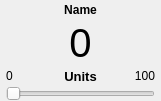
This is gui/toolsettings/toolsettings.ui in MariuszSuchenek/MVM_GUI_test2 as Qt 5 draws it before an edit. The edited form follows.
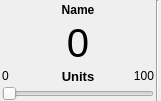
This is the edited form.

Patch:
```diff
--- a/gui/toolsettings/toolsettings.ui
+++ b/gui/toolsettings/toolsettings.ui
@@ -15,18 +15,21 @@
   </property>
   <layout class="QGridLayout" name="gridLayout">
    <property name="leftMargin">
-    <number>6</number>
+    <number>2</number>
    </property>
    <property name="topMargin">
     <number>0</number>
    </property>
    <property name="rightMargin">
-    <number>6</number>
+    <number>2</number>
    </property>
    <property name="bottomMargin">
     <number>0</number>
    </property>
-   <property name="spacing">
+   <property name="horizontalSpacing">
+    <number>2</number>
+   </property>
+   <property name="verticalSpacing">
     <number>0</number>
    </property>
    <item row="1" column="0" colspan="3">
@@ -104,6 +107,13 @@
      </property>
     </widget>
    </item>
+   <item row="0" column="3" rowspan="4">
+    <widget class="Line" name="line">
+     <property name="orientation">
+      <enum>Qt::Vertical</enum>
+     </property>
+    </widget>
+   </item>
   </layout>
  </widget>
  <resources/>
```
Left out of the diff: 98 changed lines with no effect on the pictures.
